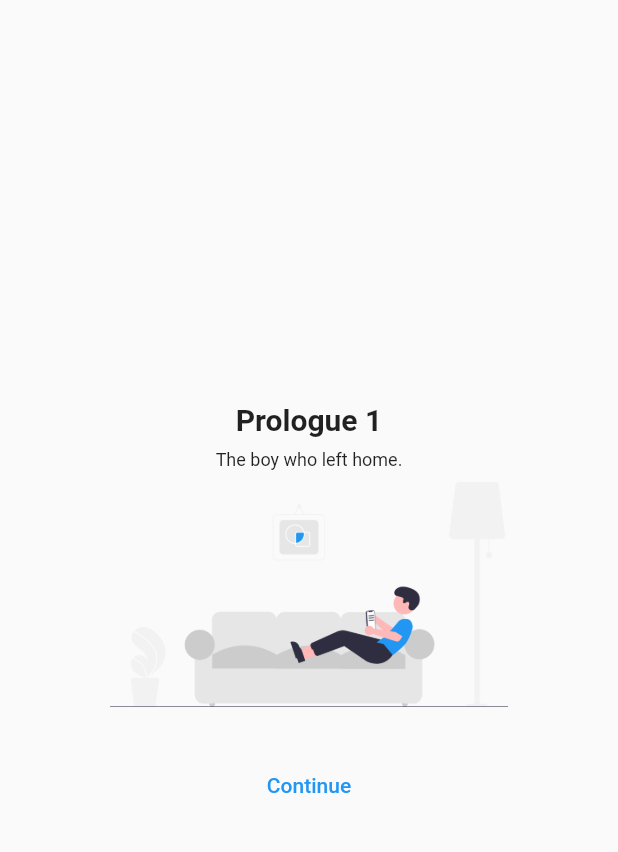
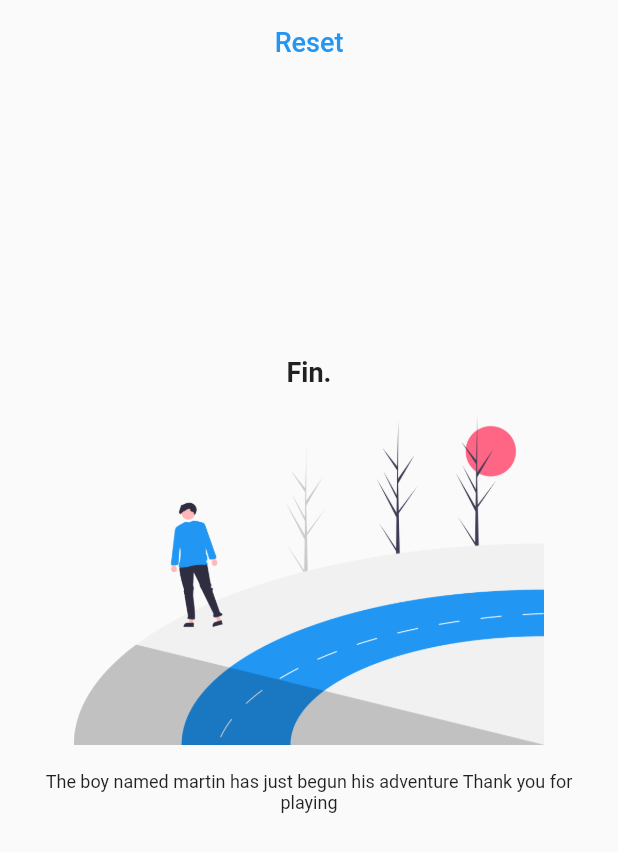
Before and after one commit to martinericksonn/11067_Lapetaje_Erickson, a Flutter app: the screen it shows after launch, on a phone screen of 412 x 824 dp. Shown: the top 852 px of the screen. Run offline on Flutter 3.47's test engine with Material 2 defaults, Android fonts, the phone set to English and light mode, and no system bars; our stand-ins replace numberpicker.

Commit message:
partial final screen

```diff
--- a/lock_breaker/lib/main.dart
+++ b/lock_breaker/lib/main.dart
@@ -2,6 +2,7 @@
 
 import 'package:flutter/material.dart';
 import 'package:flutter_application_1/safe_dial.dart';
+import 'package:flutter_application_1/screen/final_screen.dart';
 import 'package:flutter_application_1/screen/welcome_screen.dart';
 
 void main() {
@@ -20,7 +21,7 @@ class MyApp extends StatelessWidget {
         theme: ThemeData(
           primarySwatch: Colors.blue,
         ),
-        home: WelcomeScreen()
+        home: FinalScreen()
         // const MyHomePage(title: 'Lock Breaker'),
         );
   }
--- /dev/null
+++ b/lock_breaker/lib/screen/final_screen.dart
@@ -0,0 +1,62 @@
+// ignore_for_file: prefer_const_constructors
+
+import 'package:flutter/material.dart';
+
+class FinalScreen extends StatelessWidget {
+  const FinalScreen({Key? key}) : super(key: key);
+
+  @override
+  Widget build(BuildContext context) {
+    return Scaffold(
+      appBar: AppBar(
+        title: TextButton(
+          onPressed: () {},
+          child: const Text(
+            "Reset",
+            style: TextStyle(
+              fontSize: 18,
+            ),
+          ),
+        ),
+        centerTitle: true,
+        backgroundColor: Colors.transparent,
+        elevation: 0,
+      ),
+      body: Center(
+        child: Column(
+          mainAxisAlignment: MainAxisAlignment.center,
+          // ignore: prefer_const_literals_to_create_immutables
+          children: [
+            Padding(
+              padding: const EdgeInsets.all(18.0),
+              child: const Text(
+                "Fin.",
+                style: TextStyle(
+                  fontSize: 18,
+                  fontWeight: FontWeight.bold,
+                ),
+              ),
+            ),
+            const Image(
+              image: AssetImage("assets/images/adventure.png"),
+              height: 220,
+            ),
+            Padding(
+              padding: const EdgeInsets.all(18.0),
+              child: Text(
+                "The boy named martin has just begun his adventure Thank you for playing",
+                textAlign: TextAlign.center,
+                style: TextStyle(
+                  fontSize: 12,
+                ),
+              ),
+            ),
+            SizedBox(
+              height: 100,
+            )
+          ],
+        ),
+      ),
+    );
+  }
+}
--- a/lock_breaker/lib/screen/locked_door.dart
+++ b/lock_breaker/lib/screen/locked_door.dart
@@ -26,7 +26,7 @@ class LockedDoor extends StatelessWidget {
           // ignore: prefer_const_literals_to_create_immutables
           children: [
             Image(
-              image: AssetImage("assets/images/locked_door.png"),
+              image: AssetImage("assets/images/unlocked_door.png"),
               height: 150,
             ),
             SizedBox(
--- a/lock_breaker/pubspec.yaml
+++ b/lock_breaker/pubspec.yaml
@@ -61,6 +61,8 @@ flutter:
     - assets/images/locker.png
     - assets/images/welcome.png
     - assets/images/locked_door.png
+    - assets/images/unlocked_door.png
+    - assets/images/adventure.png
 
   #   - images/a_dot_ham.jpeg
 
```
Also changed, not shown: lock_breaker/assets/images/adventure.png (added), lock_breaker/assets/images/unlocked_door.png (added).
